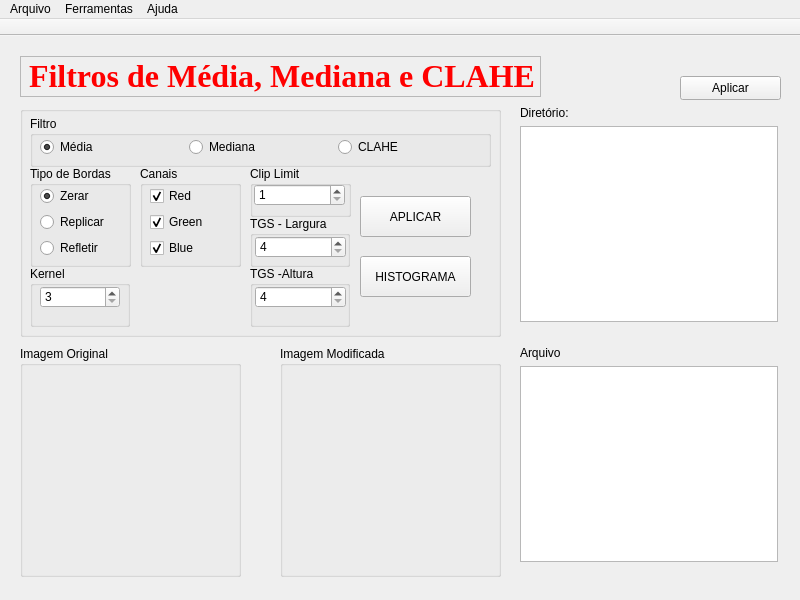
Before: the Qt Designer form mainwindow.ui in slovich/PdI, drawn with Qt 5.
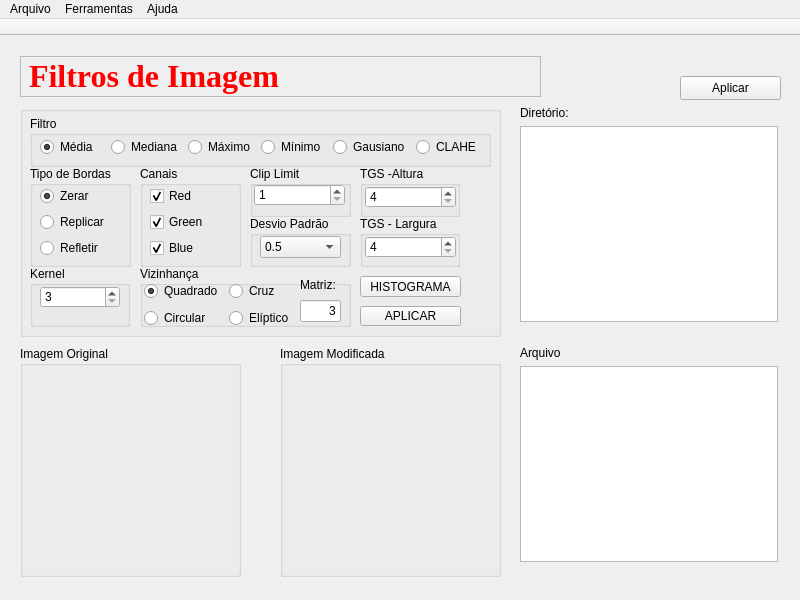
After: the same form once the commit is applied. The open tabs and pages were chosen to show the change. Icons and pictures are not drawn.

Commit message: Adição dos métodos de implementação do filtros de máximo e mínimo além do filtro gausiano na classe FiltroImagens ; Implementada interface para aplicação de filtros de máximo, mínimo e gaussiano.

Patch:
```diff
--- a/mainwindow.ui
+++ b/mainwindow.ui
@@ -24,7 +24,7 @@
      </rect>
     </property>
     <property name="currentIndex">
-     <number>3</number>
+     <number>7</number>
     </property>
     <widget class="QWidget" name="quantization">
      <widget class="QLabel" name="label_titulo1">
@@ -1528,7 +1528,7 @@
        <number>1</number>
       </property>
       <property name="text">
-       <string>&lt;html&gt;&lt;head/&gt;&lt;body&gt;&lt;p&gt;&lt;span style=&quot; color:#ff0000;&quot;&gt;Filtros de Média, Mediana e CLAHE&lt;/span&gt;&lt;/p&gt;&lt;/body&gt;&lt;/html&gt;</string>
+       <string>&lt;html&gt;&lt;head/&gt;&lt;body&gt;&lt;p&gt;&lt;span style=&quot; color:#ff0000;&quot;&gt;Filtros de Imagem&lt;/span&gt;&lt;/p&gt;&lt;/body&gt;&lt;/html&gt;</string>
       </property>
       <property name="textFormat">
        <enum>Qt::TextFormat::RichText</enum>
@@ -1682,42 +1682,10 @@
         </layout>
        </widget>
       </widget>
-      <widget class="QGroupBox" name="groupBox_17">
-       <property name="geometry">
-        <rect>
-         <x>230</x>
-         <y>60</y>
-         <width>101</width>
-         <height>51</height>
-        </rect>
-       </property>
-       <property name="title">
-        <string>Clip Limit</string>
-       </property>
-       <widget class="QSpinBox" name="spinBox_clip_limit">
-        <property name="geometry">
-         <rect>
-          <x>4</x>
-          <y>18</y>
-          <width>91</width>
-          <height>22</height>
-         </rect>
-        </property>
-        <property name="minimum">
-         <number>1</number>
-        </property>
-        <property name="maximum">
-         <number>100</number>
-        </property>
-        <property name="stepType">
-         <enum>QAbstractSpinBox::StepType::DefaultStepType</enum>
-        </property>
-       </widget>
-      </widget>
       <widget class="QGroupBox" name="groupBox_18">
        <property name="geometry">
         <rect>
-         <x>230</x>
+         <x>340</x>
          <y>110</y>
          <width>100</width>
          <height>51</height>
@@ -1746,10 +1714,10 @@
       <widget class="QGroupBox" name="groupBox_19">
        <property name="geometry">
         <rect>
-         <x>230</x>
-         <y>160</y>
+         <x>340</x>
+         <y>60</y>
          <width>100</width>
-         <height>61</height>
+         <height>51</height>
         </rect>
        </property>
        <property name="title">
@@ -1776,9 +1744,9 @@
        <property name="geometry">
         <rect>
          <x>340</x>
-         <y>90</y>
-         <width>111</width>
-         <height>41</height>
+         <y>200</y>
+         <width>101</width>
+         <height>20</height>
         </rect>
        </property>
        <property name="text">
@@ -1824,6 +1792,27 @@
            </property>
           </widget>
          </item>
+         <item>
+          <widget class="QRadioButton" name="radioButton_filtro_maximo">
+           <property name="text">
+            <string>Máximo</string>
+           </property>
+          </widget>
+         </item>
+         <item>
+          <widget class="QRadioButton" name="radioButton_filtro_minimo">
+           <property name="text">
+            <string>Mínimo</string>
+           </property>
+          </widget>
+         </item>
+         <item>
+          <widget class="QRadioButton" name="radioButton_filtro_gausiano">
+           <property name="text">
+            <string>Gausiano</string>
+           </property>
+          </widget>
+         </item>
          <item>
           <widget class="QRadioButton" name="radioButton_filtro_CLAHE">
            <property name="text">
@@ -1838,15 +1827,196 @@
        <property name="geometry">
         <rect>
          <x>340</x>
-         <y>150</y>
-         <width>111</width>
-         <height>41</height>
+         <y>170</y>
+         <width>101</width>
+         <height>21</height>
         </rect>
        </property>
        <property name="text">
         <string>HISTOGRAMA</string>
        </property>
       </widget>
+      <widget class="QGroupBox" name="groupBox_23">
+       <property name="geometry">
+        <rect>
+         <x>120</x>
+         <y>160</y>
+         <width>211</width>
+         <height>61</height>
+        </rect>
+       </property>
+       <property name="title">
+        <string>Vizinhança</string>
+       </property>
+       <widget class="QWidget" name="layoutWidget">
+        <property name="geometry">
+         <rect>
+          <x>4</x>
+          <y>14</y>
+          <width>150</width>
+          <height>50</height>
+         </rect>
+        </property>
+        <layout class="QHBoxLayout" name="horizontalLayout_17">
+         <item>
+          <layout class="QVBoxLayout" name="verticalLayout_22">
+           <item>
+            <widget class="QRadioButton" name="radioButton_vizinhanca_quadrada">
+             <property name="text">
+              <string>Quadrado</string>
+             </property>
+             <property name="checked">
+              <bool>true</bool>
+             </property>
+            </widget>
+           </item>
+           <item>
+            <widget class="QRadioButton" name="radioButton_vizinhanca_circular">
+             <property name="text">
+              <string>Circular</string>
+             </property>
+            </widget>
+           </item>
+          </layout>
+         </item>
+         <item>
+          <layout class="QVBoxLayout" name="verticalLayout_23">
+           <item>
+            <widget class="QRadioButton" name="radioButton_vizinhanca_cruz">
+             <property name="text">
+              <string>Cruz</string>
+             </property>
+            </widget>
+           </item>
+           <item>
+            <widget class="QRadioButton" name="radioButton_vizinhanca_eliptico">
+             <property name="text">
+              <string>Elíptico</string>
+             </property>
+            </widget>
+           </item>
+          </layout>
+         </item>
+        </layout>
+       </widget>
+       <widget class="QWidget" name="layoutWidget">
+        <property name="geometry">
+         <rect>
+          <x>160</x>
+          <y>10</y>
+          <width>41</width>
+          <height>46</height>
+         </rect>
+        </property>
+        <layout class="QVBoxLayout" name="verticalLayout_24">
+         <item>
+          <widget class="QLabel" name="label_matriz">
+           <property name="text">
+            <string>Matriz:</string>
+           </property>
+          </widget>
+         </item>
+         <item>
+          <widget class="QLineEdit" name="lineEdit_matriz">
+           <property name="toolTip">
+            <string>Escolha um valor ente 3 e 15</string>
+           </property>
+           <property name="text">
+            <string>3</string>
+           </property>
+           <property name="alignment">
+            <set>Qt::AlignmentFlag::AlignRight|Qt::AlignmentFlag::AlignTrailing|Qt::AlignmentFlag::AlignVCenter</set>
+           </property>
+          </widget>
+         </item>
+        </layout>
+       </widget>
+      </widget>
+      <widget class="QGroupBox" name="groupBox_24">
+       <property name="geometry">
+        <rect>
+         <x>230</x>
+         <y>110</y>
+         <width>101</width>
+         <height>51</height>
+        </rect>
+       </property>
+       <property name="title">
+        <string>Desvio Padrão</string>
+       </property>
+       <widget class="QComboBox" name="comboBox_desvio_padrao">
+        <property name="geometry">
+         <rect>
+          <x>10</x>
+          <y>20</y>
+          <width>81</width>
+          <height>22</height>
+         </rect>
+        </property>
+        <item>
+         <property name="text">
+          <string>0.5</string>
+         </property>
+        </item>
+        <item>
+         <property name="text">
+          <string>1.0</string>
+         </property>
+        </item>
+        <item>
+         <property name="text">
+          <string>1.5</string>
+         </property>
+        </item>
+        <item>
+         <property name="text">
+          <string>2.0</string>
+         </property>
+        </item>
+        <item>
+         <property name="text">
+          <string>2.5</string>
+         </property>
+        </item>
+        <item>
+         <property name="text">
+          <string>3.0</string>
+         </property>
+        </item>
+       </widget>
+      </widget>
+      <widget class="QGroupBox" name="groupBox_17">
+       <property name="geometry">
+        <rect>
+         <x>230</x>
+         <y>60</y>
+         <width>101</width>
+         <height>51</height>
+        </rect>
+       </property>
+       <property name="title">
+        <string>Clip Limit</string>
+       </property>
+       <widget class="QSpinBox" name="spinBox_clip_limit">
+        <property name="geometry">
+         <rect>
+          <x>4</x>
+          <y>18</y>
+          <width>91</width>
+          <height>22</height>
+         </rect>
+        </property>
+        <property name="minimum">
+         <number>1</number>
+        </property>
+        <property name="maximum">
+         <number>100</number>
+        </property>
+        <property name="stepType">
+         <enum>QAbstractSpinBox::StepType::DefaultStepType</enum>
+        </property>
+       </widget>
+      </widget>
      </widget>
      <widget class="QPushButton" name="pushButton_selecionar_imagem_filtro">
       <property name="geometry">
```
The commit also changes 10 other files.
